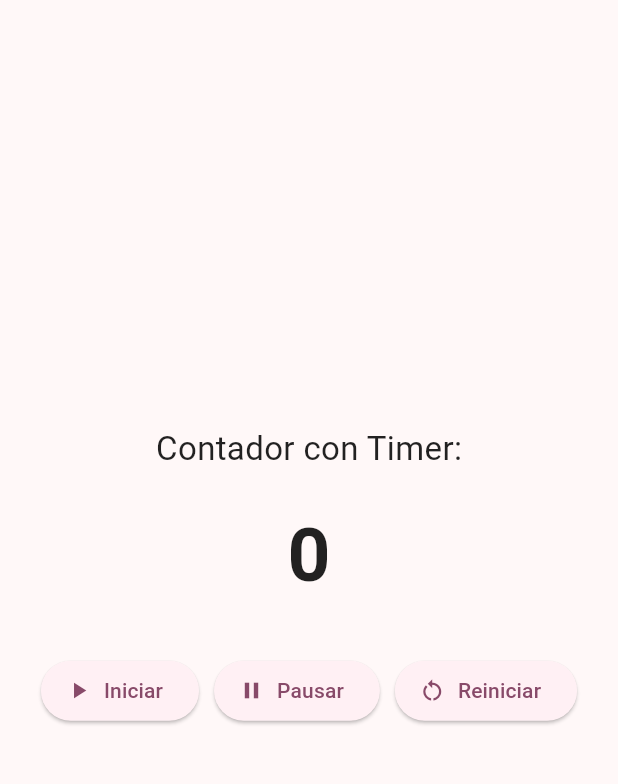
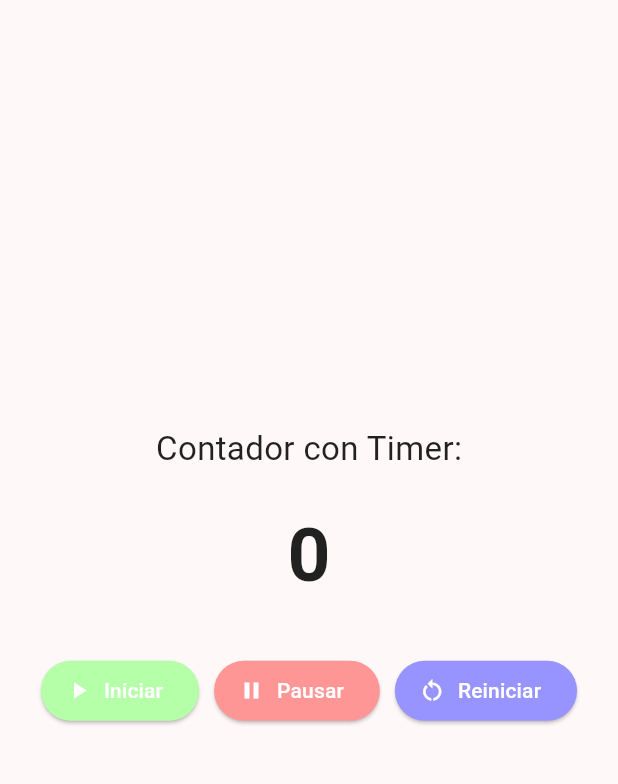
Before and after one commit to AdrianBellazco/curso-moviles-2025, a Flutter app: the Temporizadores screen opened by its route, on a phone screen of 412 x 824 dp, the part 84-868 px from its top. Run offline on Flutter 3.47's test engine with Material 3 defaults, Android fonts, the phone set to English and light mode, and no system bars; our stand-ins replace go_router.

Commit message:
Se termina segunda parte del taller 2

```diff
--- a/lib/views/registrar_usuario.dart
+++ b/lib/views/registrar_usuario.dart
@@ -47,6 +47,10 @@ class _RegistrarUsuarioState extends State<RegistrarUsuario> {
           ),
           const SizedBox(height: 16),
           ElevatedButton(
+             style: ElevatedButton.styleFrom(
+             backgroundColor: const Color.fromARGB(255, 207, 255, 199),
+             foregroundColor: const Color.fromARGB(255, 255, 203, 240),
+  ),
             onPressed: () {
               final nombre = _controller.text.trim();
               if (nombre.isNotEmpty) {
--- a/lib/views/temporizadores.dart
+++ b/lib/views/temporizadores.dart
@@ -70,16 +70,32 @@ class _TemporizadoresState extends State<Temporizadores> {
               alignment: WrapAlignment.center,
               children: [
                 ElevatedButton.icon(
+                  style: ElevatedButton.styleFrom(
+                  backgroundColor: const Color.fromARGB(255, 182, 255, 169),
+                  foregroundColor: const Color.fromARGB(255, 255, 255, 255),
+
+                  ),
                   onPressed: _iniciarTemporizador,
                   icon: const Icon(Icons.play_arrow),
                   label: const Text('Iniciar'),
+
                 ),
                 ElevatedButton.icon(
+                  style: ElevatedButton.styleFrom(
+                  backgroundColor: const Color.fromARGB(255, 255, 150, 150),
+                  foregroundColor: const Color.fromARGB(255, 255, 255, 255),
+
+                  ),
                   onPressed: _pausarTemporizador,
                   icon: const Icon(Icons.pause),
                   label: const Text('Pausar'),
                 ),
                 ElevatedButton.icon(
+                  style: ElevatedButton.styleFrom(
+                  backgroundColor: const Color.fromARGB(255, 151, 147, 255),
+                  foregroundColor: const Color.fromARGB(255, 255, 255, 255),
+
+                  ),
                   onPressed: _reiniciarContador,
                   icon: const Icon(Icons.restart_alt),
                   label: const Text('Reiniciar'),
```
